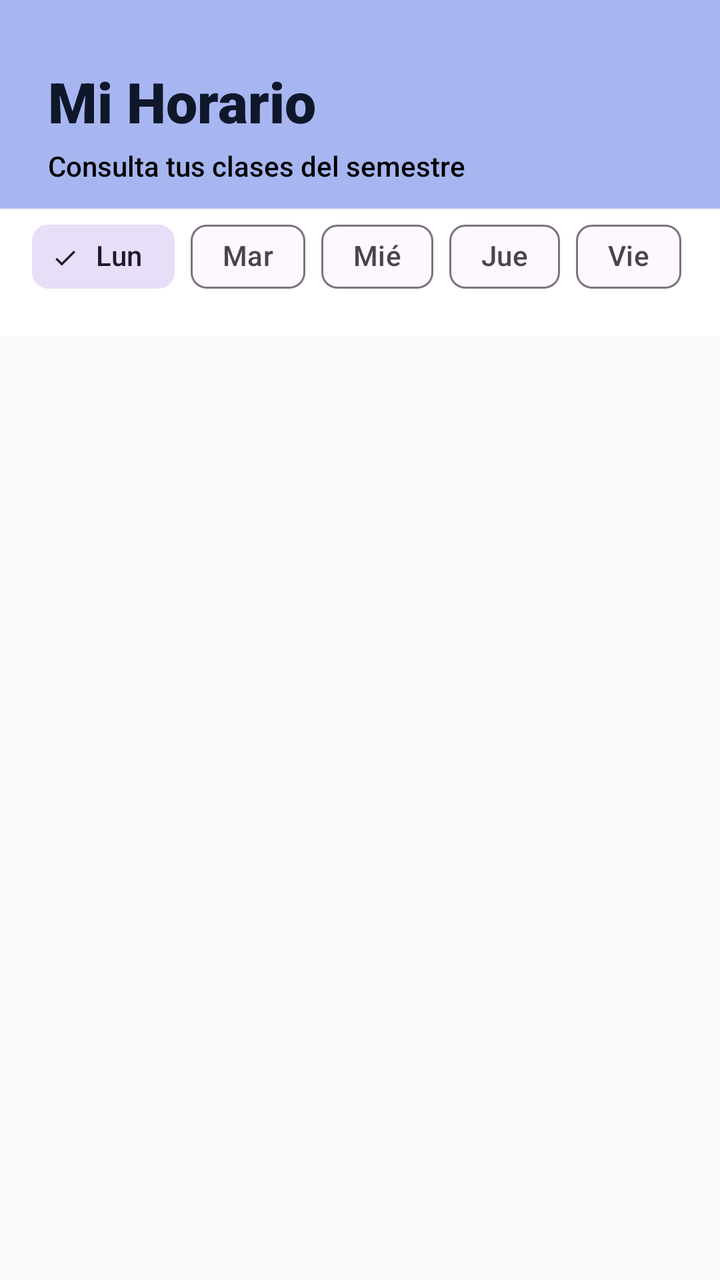
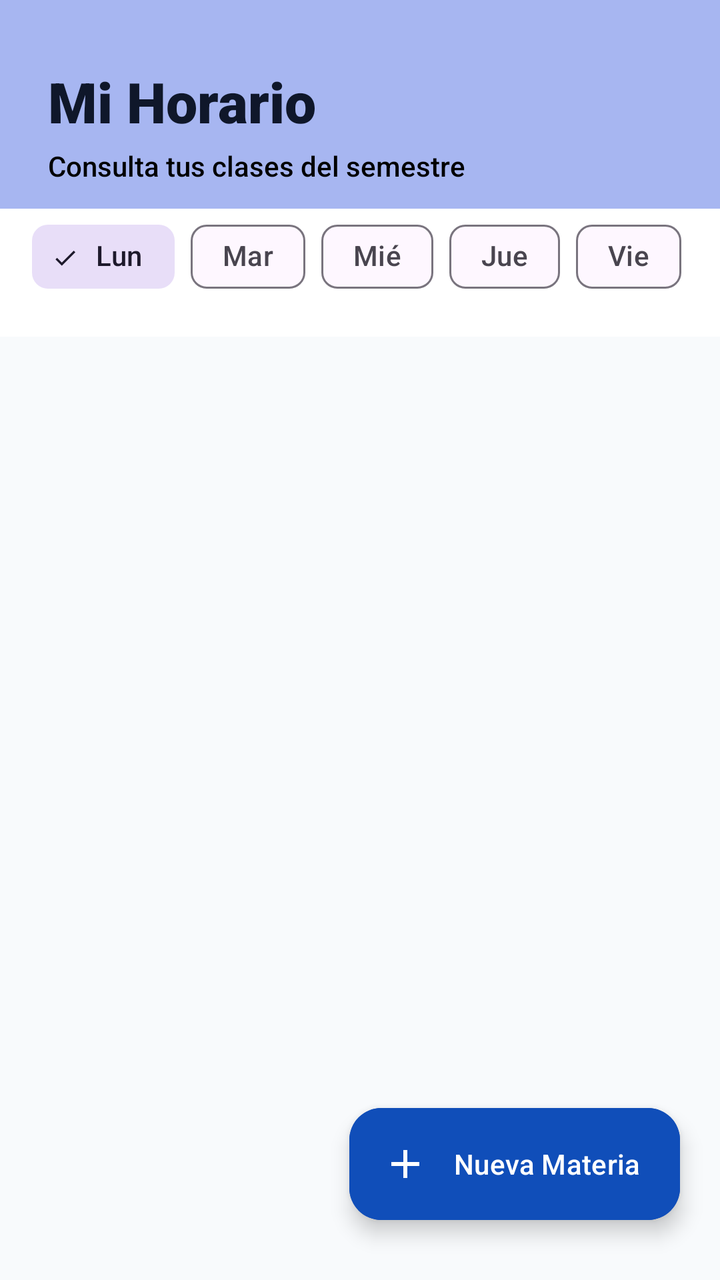

Compare the two renders of this Android layout. The source of the first and the diff that turns it into the second are given below.
<!-- AndroidManifest.xml: application theme Theme.UniPlanner -->
<!-- res/layout/fragment_horario.xml -->
<?xml version="1.0" encoding="utf-8"?>
<androidx.constraintlayout.widget.ConstraintLayout
    xmlns:android="http://schemas.android.com/apk/res/android"
    xmlns:app="http://schemas.android.com/apk/res-auto"
    xmlns:tools="http://schemas.android.com/tools"
    android:layout_width="match_parent"
    android:layout_height="match_parent"
    android:background="#F8FAFC"
    tools:context=".home.horario.HorarioFragment">

    <LinearLayout
        android:id="@+id/horarioHeader"
        android:layout_width="match_parent"
        android:layout_height="wrap_content"
        android:orientation="vertical"
        android:paddingHorizontal="24dp"
        android:paddingTop="32dp"
        android:paddingBottom="12dp"
        android:background="#a7b6f1"
        app:layout_constraintTop_toTopOf="parent"
        app:layout_constraintStart_toStartOf="parent">

        <TextView
            android:layout_width="wrap_content"
            android:layout_height="wrap_content"
            android:text="Mi Horario"
            android:textColor="#0F172A"
            android:textSize="28sp"
            android:fontFamily="sans-serif-black" />

        <TextView
            android:layout_width="wrap_content"
            android:layout_height="wrap_content"
            android:layout_marginTop="4dp"
            android:text="Consulta tus clases del semestre"
            android:textColor="@color/black"
            android:textSize="14sp"
            android:fontFamily="sans-serif-medium" />
    </LinearLayout>

    <HorizontalScrollView
        android:id="@+id/daysFilterScroll"
        android:layout_width="match_parent"
        android:layout_height="wrap_content"
        android:background="#FFFFFF"
        android:paddingHorizontal="16dp"
        android:paddingBottom="16dp"
        android:scrollbars="none"
        app:layout_constraintTop_toBottomOf="@id/horarioHeader">

        <com.google.android.material.chip.ChipGroup
            android:id="@+id/chipGroupDias"
            android:layout_width="wrap_content"
            android:layout_height="wrap_content"
            app:singleSelection="true"
            app:selectionRequired="true">

            <com.google.android.material.chip.Chip
                android:id="@+id/chipLunes"
                style="@style/Widget.Material3.Chip.Filter"
                android:layout_width="wrap_content"
                android:layout_height="wrap_content"
                android:text="Lun"
                android:checked="true" />

            <com.google.android.material.chip.Chip
                android:id="@+id/chipMartes"
                style="@style/Widget.Material3.Chip.Filter"
                android:layout_width="wrap_content"
                android:layout_height="wrap_content"
                android:text="Mar" />

            <com.google.android.material.chip.Chip
                android:id="@+id/chipMiercoles"
                style="@style/Widget.Material3.Chip.Filter"
                android:layout_width="wrap_content"
                android:layout_height="wrap_content"
                android:text="Mié" />

            <com.google.android.material.chip.Chip
                android:id="@+id/chipJueves"
                style="@style/Widget.Material3.Chip.Filter"
                android:layout_width="wrap_content"
                android:layout_height="wrap_content"
                android:text="Jue" />

            <com.google.android.material.chip.Chip
                android:id="@+id/chipViernes"
                style="@style/Widget.Material3.Chip.Filter"
                android:layout_width="wrap_content"
                android:layout_height="wrap_content"
                android:text="Vie" />
        </com.google.android.material.chip.ChipGroup>
    </HorizontalScrollView>

    <androidx.recyclerview.widget.RecyclerView
        android:id="@+id/rvClasesHorario"
        android:layout_width="0dp"
        android:layout_height="0dp"
        android:padding="20dp"
        android:clipToPadding="false"
        app:layoutManager="androidx.recyclerview.widget.LinearLayoutManager"
        app:layout_constraintTop_toBottomOf="@id/daysFilterScroll"
        app:layout_constraintBottom_toBottomOf="parent"
        app:layout_constraintStart_toStartOf="parent"
        app:layout_constraintEnd_toEndOf="parent"
        tools:listitem="@layout/item_materia_placeholder_diseno" />

</androidx.constraintlayout.widget.ConstraintLayout>
<!-- res/layout/item_materia_placeholder_diseno.xml (included above) -->
<?xml version="1.0" encoding="utf-8"?>
<com.google.android.material.card.MaterialCardView
    xmlns:android="http://schemas.android.com/apk/res/android"
    xmlns:app="http://schemas.android.com/apk/res-auto"
    xmlns:tools="http://tools.android.com/tools"
    android:layout_width="match_parent"
    android:layout_height="wrap_content"
    android:layout_marginBottom="12dp"
    app:cardCornerRadius="16dp"
    app:strokeColor="#E2E8F0"
    app:cardBackgroundColor="#FFFFFF">

    <LinearLayout
        android:layout_width="match_parent"
        android:layout_height="wrap_content"
        android:orientation="horizontal"
        android:padding="16dp">

        <LinearLayout
            android:layout_width="80dp"
            android:layout_height="wrap_content"
            android:orientation="vertical"
            android:gravity="center"
            android:layout_gravity="center_vertical">
            <TextView
                android:id="@+id/tvHora"
                android:layout_width="wrap_content"
                android:layout_height="wrap_content"
                android:text="08:00 - 9:00"
                android:textColor="#0F172A"
                android:textSize="16sp"
                android:fontFamily="sans-serif-black" />

        </LinearLayout>

        <View
            android:layout_width="1dp"
            android:layout_height="match_parent"
            android:background="#E2E8F0"
            android:layout_marginHorizontal="12dp"/>

        <LinearLayout
            android:layout_width="0dp"
            android:layout_height="wrap_content"
            android:layout_weight="1"
            android:orientation="vertical">

            <TextView
                android:id="@+id/tvNombreMateria"
                android:layout_width="wrap_content"
                android:layout_height="wrap_content"
                android:text="Matemáticas I"
                android:textColor="#0F172A"
                android:textSize="16sp"
                android:fontFamily="sans-serif-medium" />


            <LinearLayout
                android:layout_width="wrap_content"
                android:layout_height="wrap_content"
                android:orientation="horizontal"
                android:gravity="center_vertical"
                android:layout_marginTop="8dp">
                <ImageView
                    android:layout_width="14dp"
                    android:layout_height="14dp"
                    android:src="@drawable/ic_location"
                    app:tint="#0EA5E9" />
                <TextView
                    android:id="@+id/tvSalonClase"
                    android:layout_width="wrap_content"
                    android:layout_height="wrap_content"
                    android:layout_marginStart="4dp"
                    android:text="Salón 201 • Edificio B"
                    android:textColor="#0EA5E9"
                    android:textSize="12sp"
                    android:fontFamily="sans-serif-medium" />
            </LinearLayout>
        </LinearLayout>
    </LinearLayout>
</com.google.android.material.card.MaterialCardView>
<!-- resources referenced by this layout -->
<resources>
  <color name="black">#FF000000</color>
  <!-- drawable ic_location (drawable) -->
  <vector xmlns:android="http://schemas.android.com/apk/res/android" android:height="24dp" android:tint="#000000" android:viewportHeight="960" android:viewportWidth="960" android:width="24dp">
        
      <path android:fillColor="@android:color/white" android:pathData="M536.5,456.5Q560,433 560,400Q560,367 536.5,343.5Q513,320 480,320Q447,320 423.5,343.5Q400,367 400,400Q400,433 423.5,456.5Q447,480 480,480Q513,480 536.5,456.5ZM480,774Q602,662 661,570.5Q720,479 720,408Q720,299 650.5,229.5Q581,160 480,160Q379,160 309.5,229.5Q240,299 240,408Q240,479 299,570.5Q358,662 480,774ZM480,880Q319,743 239.5,625.5Q160,508 160,408Q160,258 256.5,169Q353,80 480,80Q607,80 703.5,169Q800,258 800,408Q800,508 720.5,625.5Q641,743 480,880ZM480,400Q480,400 480,400Q480,400 480,400Q480,400 480,400Q480,400 480,400Q480,400 480,400Q480,400 480,400Q480,400 480,400Q480,400 480,400Z"/>
      
  </vector>
  <style name="Theme.UniPlanner" parent="Base.Theme.UniPlanner" />
  <style name="Base.Theme.UniPlanner" parent="Theme.Material3.DayNight.NoActionBar">
          
          
      </style>
</resources>

<!-- the commit's change to res/layout/fragment_horario.xml (unified diff, before → after) -->
@@ -105,6 +105,22 @@
         app:layout_constraintStart_toStartOf="parent"
         app:layout_constraintEnd_toEndOf="parent"
         tools:listitem="@layout/item_materia_placeholder_diseno" />
+
+    <com.google.android.material.floatingactionbutton.ExtendedFloatingActionButton
+        android:id="@+id/fabAddMateria"
+        android:layout_width="wrap_content"
+        android:layout_height="wrap_content"
+        android:layout_marginEnd="20dp"
+        android:layout_marginBottom="30dp"
+        android:text="Nueva Materia"
+        android:fontFamily="sans-serif-medium"
+        android:textColor="#FFFFFF"
+        android:backgroundTint="#104EB9"
+        app:icon="@drawable/ic_add"
+        app:iconTint="#FFFFFF"
+        app:cornerSize="16dp"
+        app:layout_constraintBottom_toBottomOf="parent"
+        app:layout_constraintEnd_toEndOf="parent" />
 
 </androidx.constraintlayout.widget.ConstraintLayout>
 <!-- res/layout/item_materia_placeholder_diseno.xml (included above) -->
<!-- resource entries referenced after the edit -->
@@ -1,6 +1,12 @@
 <!-- resources referenced by this layout -->
 <resources>
   <color name="black">#FF000000</color>
+  <!-- drawable ic_add (drawable) -->
+  <vector xmlns:android="http://schemas.android.com/apk/res/android" android:height="24dp" android:tint="#000000" android:viewportHeight="960" android:viewportWidth="960" android:width="24dp">
+        
+      <path android:fillColor="@android:color/white" android:pathData="M440,520L200,520L200,440L440,440L440,200L520,200L520,440L760,440L760,520L520,520L520,760L440,760L440,520Z"/>
+      
+  </vector>
   <!-- drawable ic_location (drawable) -->
   <vector xmlns:android="http://schemas.android.com/apk/res/android" android:height="24dp" android:tint="#000000" android:viewportHeight="960" android:viewportWidth="960" android:width="24dp">
         
